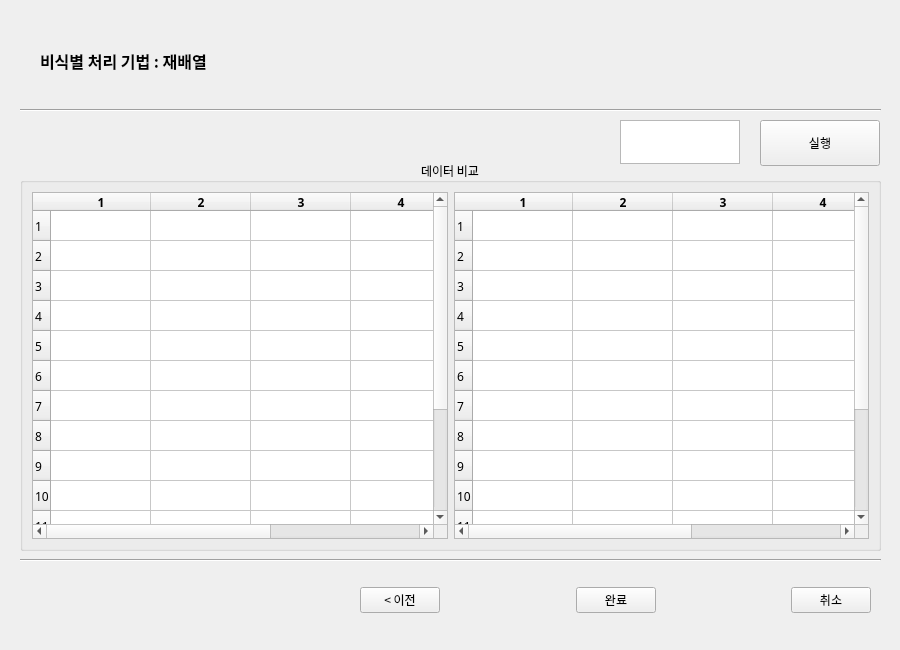
This is UI/Shuffle.ui in jihye1996/Automated-De-Identification as Qt 5 draws it before an edit. The edited form follows.
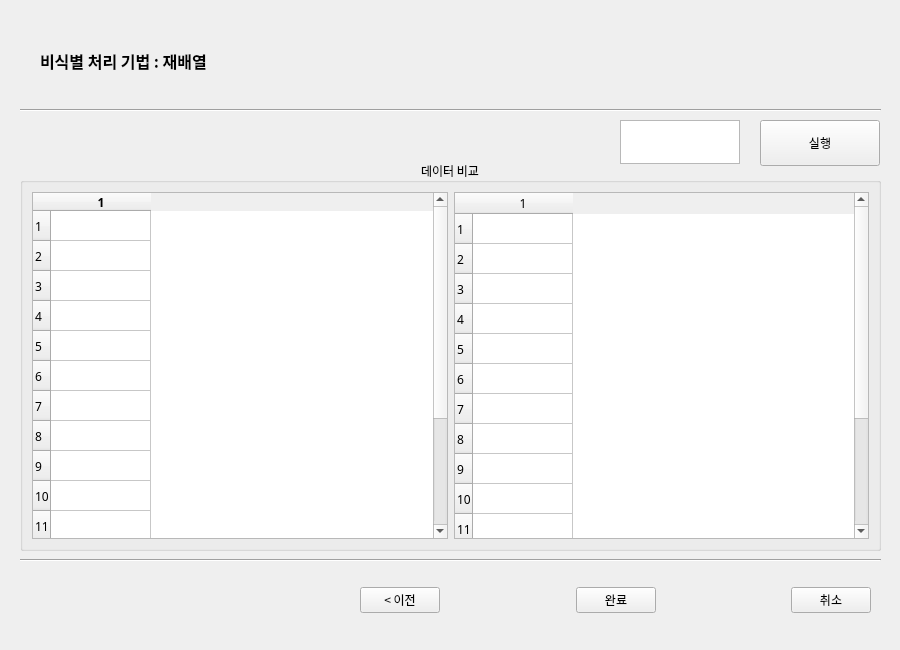
This is the edited form.

Diff of the .ui file:
```diff
--- a/UI/Shuffle.ui
+++ b/UI/Shuffle.ui
@@ -68,50 +68,6 @@
            </font>
           </property>
          </column>
-         <column>
-          <property name="text">
-           <string>2</string>
-          </property>
-          <property name="font">
-           <font>
-            <weight>75</weight>
-            <bold>true</bold>
-           </font>
-          </property>
-         </column>
-         <column>
-          <property name="text">
-           <string>3</string>
-          </property>
-          <property name="font">
-           <font>
-            <weight>75</weight>
-            <bold>true</bold>
-           </font>
-          </property>
-         </column>
-         <column>
-          <property name="text">
-           <string>4</string>
-          </property>
-          <property name="font">
-           <font>
-            <weight>75</weight>
-            <bold>true</bold>
-           </font>
-          </property>
-         </column>
-         <column>
-          <property name="text">
-           <string>5</string>
-          </property>
-          <property name="font">
-           <font>
-            <weight>75</weight>
-            <bold>true</bold>
-           </font>
-          </property>
-         </column>
         </widget>
        </item>
        <item>
@@ -137,56 +93,6 @@
          <column>
           <property name="text">
            <string>1</string>
-          </property>
-          <property name="font">
-           <font>
-            <weight>75</weight>
-            <bold>true</bold>
-           </font>
-          </property>
-         </column>
-         <column>
-          <property name="text">
-           <string>2</string>
-          </property>
-          <property name="font">
-           <font>
-            <weight>75</weight>
-            <bold>true</bold>
-           </font>
-          </property>
-         </column>
-         <column>
-          <property name="text">
-           <string>3</string>
-          </property>
-          <property name="font">
-           <font>
-            <weight>75</weight>
-            <bold>true</bold>
-           </font>
-          </property>
-         </column>
-         <column>
-          <property name="text">
-           <string>4</string>
-          </property>
-          <property name="font">
-           <font>
-            <weight>75</weight>
-            <bold>true</bold>
-           </font>
-          </property>
-         </column>
-         <column>
-          <property name="text">
-           <string>5</string>
-          </property>
-          <property name="font">
-           <font>
-            <weight>75</weight>
-            <bold>true</bold>
-           </font>
           </property>
          </column>
         </widget>
```
